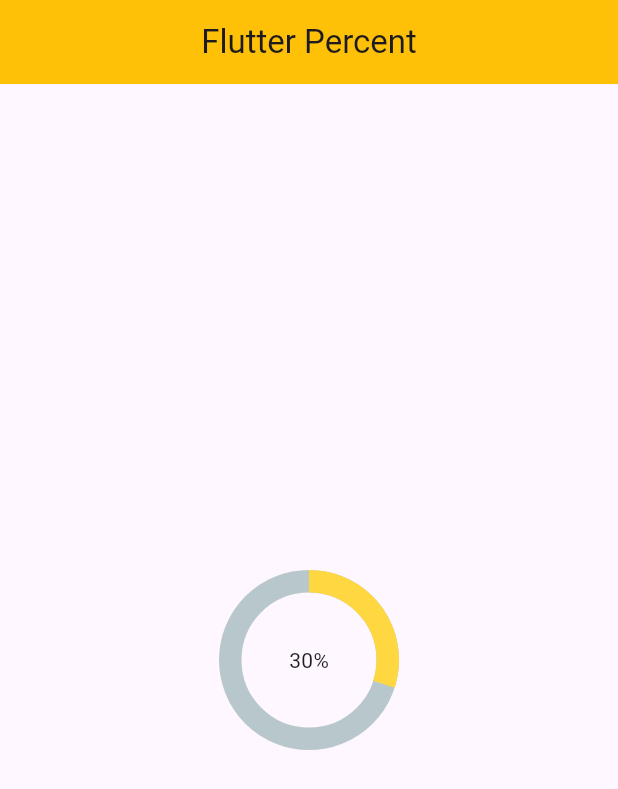
After one commit to 254Bit/sliders, a Flutter app: the screen it shows after launch, on a phone screen of 412 x 824 dp. The commit adds this screen. Shown: the top 789 px of the screen. Run offline on Flutter 3.47's test engine with Material 3 defaults, Android fonts, the phone set to English and light mode, and no system bars; drawn by our look-alikes of percent_indicator.

Commit message:
Percent Indicator

```diff
--- /dev/null
+++ b/lib/indicator.dart
@@ -0,0 +1,49 @@
+import 'package:flutter/material.dart';
+import 'package:percent_indicator/circular_percent_indicator.dart';
+
+class MyPercentIndicator extends StatefulWidget {
+  const MyPercentIndicator({super.key});
+
+  @override
+  State<MyPercentIndicator> createState() => _MyPercentIndicatorState();
+}
+
+class _MyPercentIndicatorState extends State<MyPercentIndicator> {
+  @override
+  Widget build(BuildContext context) {
+    return Scaffold(
+      appBar: AppBar(
+        title: const Text('Flutter Percent'),
+        backgroundColor: Colors.amber,
+        centerTitle: true,
+      ),
+      body: Container(
+        width: MediaQuery.of(context).size.width,
+        child: Column(
+          crossAxisAlignment: CrossAxisAlignment.center,
+          mainAxisAlignment: MainAxisAlignment.spaceEvenly,
+          children: [
+            CircularPercentIndicator(
+              radius: 60,
+              percent: 0.3,
+              animation: true,
+              lineWidth: 15,
+              animateFromLastPercent: true,
+              center: const Text('30%'),
+              progressColor: Colors.amberAccent,
+
+
+
+              )
+          ],
+        ),
+      ),
+
+
+
+
+
+
+    );
+  }
+}
--- a/lib/main.dart
+++ b/lib/main.dart
@@ -1,5 +1,6 @@
 import 'package:flutter/material.dart';
 import 'package:sliders/home.dart';
+import 'package:sliders/indicator.dart';
 import 'package:sliders/introduction.dart';
 // import 'package:';
 
@@ -14,7 +15,7 @@ class MyApp extends StatelessWidget {
   @override
   Widget build(BuildContext context) {
     return const MaterialApp(
-      home: IntroSliders(),
+      home: MyPercentIndicator(),
       debugShowCheckedModeBanner: false,
     );
   }
--- a/pubspec.yaml
+++ b/pubspec.yaml
@@ -36,6 +36,7 @@ dependencies:
   # Use with the CupertinoIcons class for iOS style icons.
   cupertino_icons: ^1.0.2
   intro_slider: ^4.2.1
+  percent_indicator: ^4.2.2
 
 dev_dependencies:
   flutter_test:
```
Also changed, not shown: lib/animated_widget.dart (added, +55 -0 lines), lib/each_page.dart (added, +32 -0 lines), lib/introduction.dart (+57 -25 lines), pubspec.lock.
